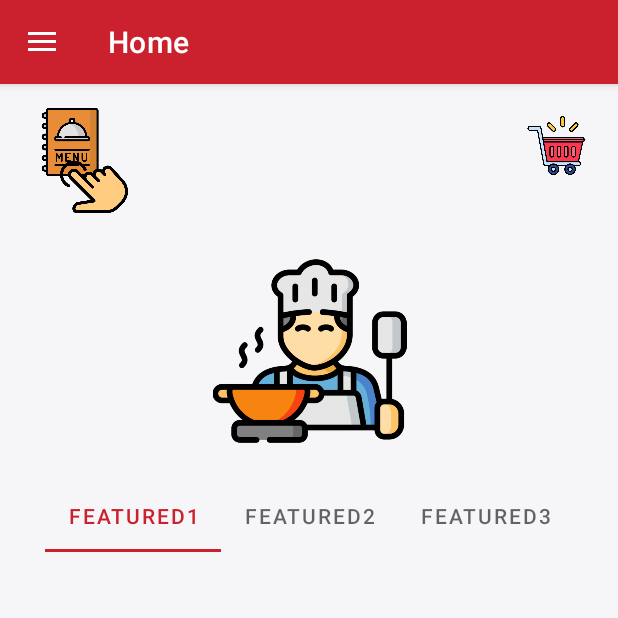
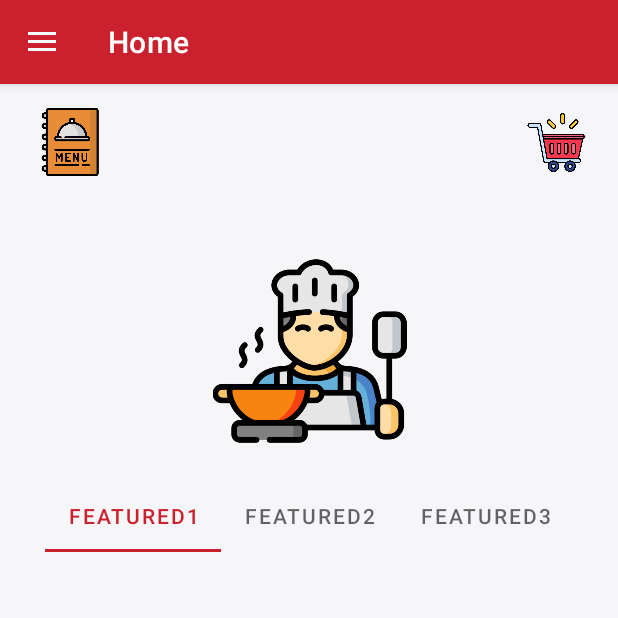
Before and after one commit to 8UCK37/FoodDeliApp, an Android app: the DashNavActivity screen opened directly, with no data from a screen before it, on a phone screen of 412 x 824 dp, the top half of it. Run offline under Robolectric (Android 15) with nearby library versions, the phone set to English and light mode, and no system bars; our stand-ins replace navigation-ui; 5 statements that could not run were skipped.

```diff
--- a/app/src/main/java/com/example/apptest/AccountDetailsActivity.java
+++ b/app/src/main/java/com/example/apptest/AccountDetailsActivity.java
@@ -6,9 +6,7 @@ import android.os.Bundle;
 import android.view.View;
 import android.widget.ImageView;
 import android.widget.TextView;
-
 import androidx.appcompat.app.AppCompatActivity;
-
 import com.example.apptest.database.DbHelper;
 import com.example.apptest.ui.AddSettings.AddingNewAddActivity;
 import com.example.apptest.ui.AddSettings.UpiActivity;
@@ -108,6 +106,6 @@ public class AccountDetailsActivity extends AppCompatActivity {
         while (cursor.moveToNext()) {
             phn = cursor.getString(3);
         }
-        return phn;
+        return phn+"";
     }
 }
--- a/app/src/main/java/com/example/apptest/DashNavActivity.java
+++ b/app/src/main/java/com/example/apptest/DashNavActivity.java
@@ -40,7 +40,7 @@ import java.util.List;
 public class DashNavActivity extends AppCompatActivity {
     GoogleSignInOptions gso;
     GoogleSignInClient gsc;
-    ImageView cart,knifespoon,userAcc,tap_here;
+    ImageView cart, menuImg,userAcc;
     TabLayout tabLayout;
     ViewPager viewPager;
     TextView emailshow,nameshow,accDet;
@@ -80,8 +80,8 @@ public class DashNavActivity extends AppCompatActivity {
         }
 
         cart=findViewById(R.id.food_cart);
-        knifespoon=findViewById(R.id.menu);
-        tap_here=findViewById(R.id.tap_here);
+        menuImg =findViewById(R.id.menu);
+
         tabLayout = findViewById(R.id.food_tab);
         viewPager = findViewById(R.id.food_viewpager);
 
@@ -131,18 +131,13 @@ public class DashNavActivity extends AppCompatActivity {
                 startActivity(new Intent(DashNavActivity.this, CartActivity.class));
             }
         });
-        knifespoon.setOnClickListener(new View.OnClickListener() {
+        menuImg.setOnClickListener(new View.OnClickListener() {
             @Override
             public void onClick(View view) {
                 startActivity(new Intent(DashNavActivity.this, FoodListActivity.class));
             }
         });
-        tap_here.setOnClickListener(new View.OnClickListener() {
-            @Override
-            public void onClick(View view) {
-                startActivity(new Intent(DashNavActivity.this, FoodListActivity.class));
-            }
-        });
+
 
     }
 
--- a/app/src/main/java/com/example/apptest/database/CartDatabase.java
+++ b/app/src/main/java/com/example/apptest/database/CartDatabase.java
@@ -1,11 +1,9 @@
 package com.example.apptest.database;
 
 import android.content.Context;
-
 import androidx.room.Database;
 import androidx.room.Room;
 import androidx.room.RoomDatabase;
-
 import com.example.apptest.dao.CartDAO;
 import com.example.apptest.utils.model.FoodCart;
 
--- a/app/src/main/res/layout/content_dash_nav.xml
+++ b/app/src/main/res/layout/content_dash_nav.xml
@@ -21,15 +21,15 @@
         app:layout_constraintStart_toStartOf="parent"
         app:layout_constraintTop_toTopOf="parent" />
     <ImageView
-        android:id="@+id/tap_here"
+        android:id="@+id/tap"
         android:layout_width="45dp"
         android:layout_height="45dp"
-        android:layout_marginStart="40dp"
-        android:layout_marginTop="-15dp"
+        android:layout_marginStart="24dp"
+        android:layout_marginTop="16dp"
         android:contentDescription="@string/app_name"
-        android:src="@drawable/tap"
+        android:src="@drawable/menu"
         app:layout_constraintStart_toStartOf="parent"
-        app:layout_constraintTop_toBottomOf="@id/menu" />
+        app:layout_constraintTop_toTopOf="parent" />
 
     <ImageView
         android:id="@+id/food_cart"
@@ -41,8 +41,7 @@
         android:src="@drawable/empty_cart"
         app:layout_constraintBottom_toBottomOf="@+id/menu"
         app:layout_constraintEnd_toEndOf="parent"
-        app:layout_constraintTop_toTopOf="@+id/menu"
-        app:layout_constraintVertical_bias="0.0" />
+        app:layout_constraintTop_toTopOf="@+id/menu" />
 
     <ImageView
         android:id="@+id/food_title"
--- a/app/src/main/res/menu/activity_main_drawer.xml
+++ b/app/src/main/res/menu/activity_main_drawer.xml
@@ -14,7 +14,7 @@
             android:title="Payment Settings" />
         <item
             android:id="@+id/OrderHis"
-            android:icon="@drawable/ic_baseline_assignment_24"
+            android:icon="@drawable/ic_food_history"
             android:title="Order History" />
         <item
             android:id="@+id/favourites"
```
